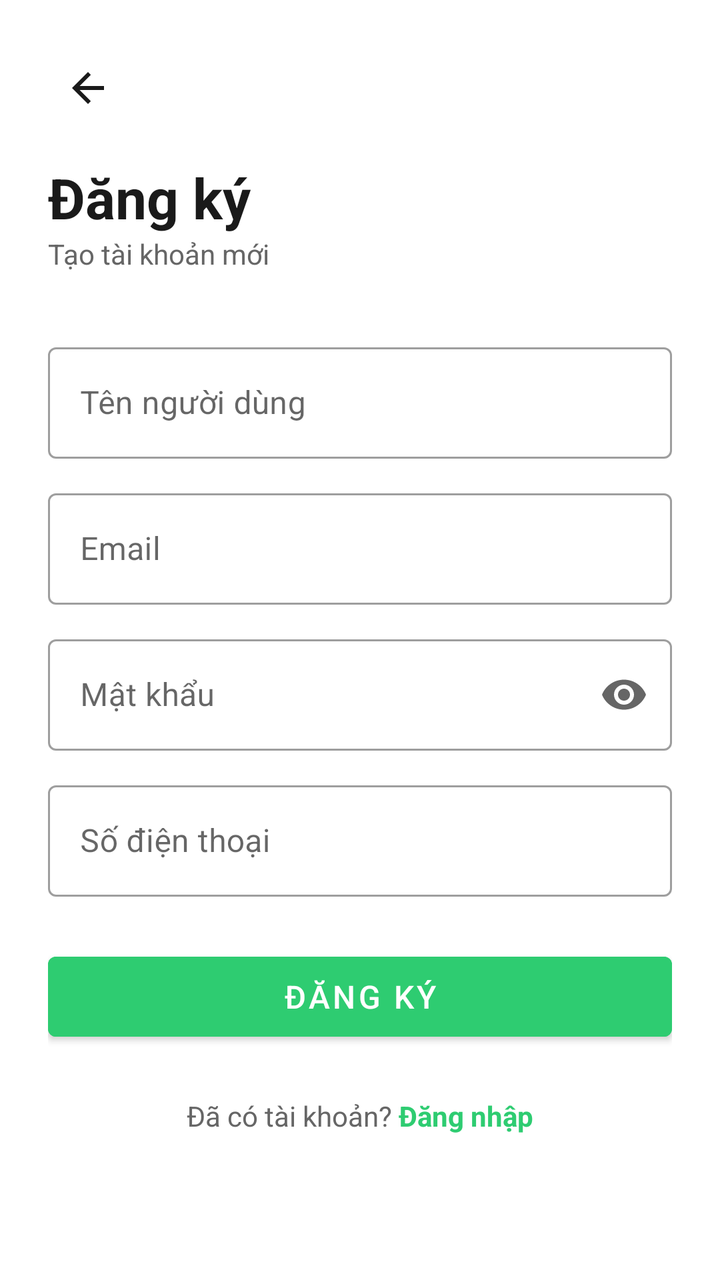
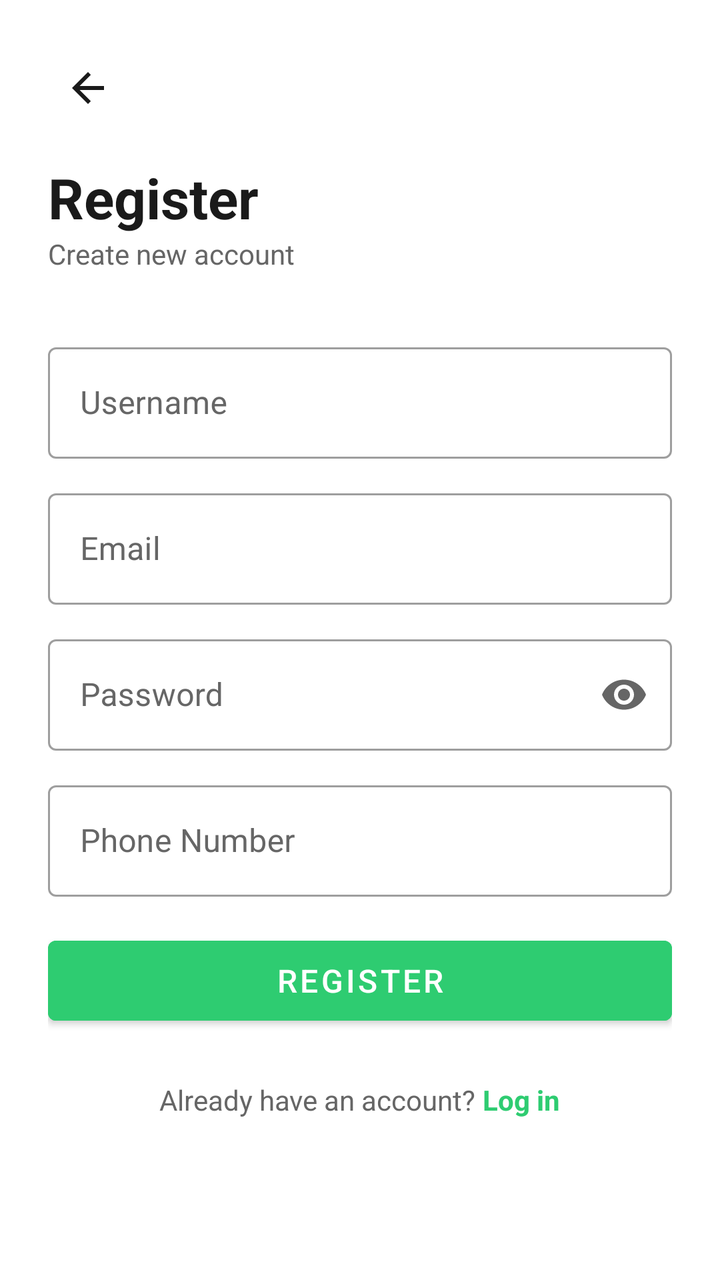

The first picture is an Android layout as it rendered before a commit; the second is the same layout after the commit. The layout source and the unified diff follow.
<!-- AndroidManifest.xml: application theme Theme.AutoDeliveryApp -->
<!-- res/layout/activity_register.xml -->
<?xml version="1.0" encoding="utf-8"?>
<ScrollView xmlns:android="http://schemas.android.com/apk/res/android"
    xmlns:app="http://schemas.android.com/apk/res-auto"
    android:layout_width="match_parent"
    android:layout_height="match_parent"
    android:background="@color/white"
    android:fillViewport="true">

    <LinearLayout
        android:layout_width="match_parent"
        android:layout_height="wrap_content"
        android:orientation="vertical"
        android:padding="24dp">

        
        <ImageView
            android:id="@+id/btnBack"
            android:layout_width="40dp"
            android:layout_height="40dp"
            android:src="@drawable/ic_back"
            android:padding="8dp"
            android:layout_marginBottom="16dp"/>

        <TextView
            android:layout_width="wrap_content"
            android:layout_height="wrap_content"
            android:text="Đăng ký"
            android:textSize="28sp"
            android:textStyle="bold"
            android:textColor="@color/text_primary"/>

        <TextView
            android:layout_width="wrap_content"
            android:layout_height="wrap_content"
            android:text="Tạo tài khoản mới"
            android:textSize="14sp"
            android:textColor="@color/text_secondary"
            android:layout_marginBottom="32dp"/>

        <com.google.android.material.textfield.TextInputLayout
            android:layout_width="match_parent"
            android:layout_height="wrap_content"
            android:hint="Tên người dùng"
            style="@style/Widget.MaterialComponents.TextInputLayout.OutlinedBox"
            android:layout_marginBottom="12dp">
            <com.google.android.material.textfield.TextInputEditText
                android:id="@+id/etUsername"
                android:layout_width="match_parent"
                android:layout_height="wrap_content"
                android:inputType="textPersonName"/>
        </com.google.android.material.textfield.TextInputLayout>

        <com.google.android.material.textfield.TextInputLayout
            android:layout_width="match_parent"
            android:layout_height="wrap_content"
            android:hint="Email"
            style="@style/Widget.MaterialComponents.TextInputLayout.OutlinedBox"
            android:layout_marginBottom="12dp">
            <com.google.android.material.textfield.TextInputEditText
                android:id="@+id/etEmail"
                android:layout_width="match_parent"
                android:layout_height="wrap_content"
                android:inputType="textEmailAddress"/>
        </com.google.android.material.textfield.TextInputLayout>

        <com.google.android.material.textfield.TextInputLayout
            android:layout_width="match_parent"
            android:layout_height="wrap_content"
            android:hint="Mật khẩu"
            style="@style/Widget.MaterialComponents.TextInputLayout.OutlinedBox"
            app:endIconMode="password_toggle"
            android:layout_marginBottom="12dp">
            <com.google.android.material.textfield.TextInputEditText
                android:id="@+id/etPassword"
                android:layout_width="match_parent"
                android:layout_height="wrap_content"
                android:inputType="textPassword"/>
        </com.google.android.material.textfield.TextInputLayout>

        <com.google.android.material.textfield.TextInputLayout
            android:layout_width="match_parent"
            android:layout_height="wrap_content"
            android:hint="Số điện thoại"
            style="@style/Widget.MaterialComponents.TextInputLayout.OutlinedBox"
            android:layout_marginBottom="24dp">
            <com.google.android.material.textfield.TextInputEditText
                android:id="@+id/etPhone"
                android:layout_width="match_parent"
                android:layout_height="wrap_content"
                android:inputType="phone"/>
        </com.google.android.material.textfield.TextInputLayout>

        <Button
            android:id="@+id/btnRegister"
            android:layout_width="match_parent"
            android:layout_height="52dp"
            android:text="Đăng ký"
            android:textSize="16sp"
            android:backgroundTint="@color/primary_green"
            android:layout_marginBottom="24dp"/>

        <LinearLayout
            android:layout_width="wrap_content"
            android:layout_height="wrap_content"
            android:orientation="horizontal"
            android:layout_gravity="center_horizontal">
            <TextView
                android:layout_width="wrap_content"
                android:layout_height="wrap_content"
                android:text="Đã có tài khoản? "
                android:textColor="@color/text_secondary"/>
            <TextView
                android:id="@+id/tvGoLogin"
                android:layout_width="wrap_content"
                android:layout_height="wrap_content"
                android:text="Đăng nhập"
                android:textColor="@color/primary_green"
                android:textStyle="bold"/>
        </LinearLayout>

    </LinearLayout>
</ScrollView>
<!-- resources referenced by this layout -->
<resources>
  <color name="primary_green">#2ECC71</color>
  <color name="text_primary">#1A1A1A</color>
  <color name="text_secondary">#666666</color>
  <color name="white">#FFFFFF</color>
  <!-- drawable ic_back (drawable) -->
  <vector xmlns:android="http://schemas.android.com/apk/res/android"
      android:width="24dp" android:height="24dp"
      android:viewportWidth="24" android:viewportHeight="24">
      <path android:fillColor="#1A1A1A"
          android:pathData="M20,11H7.83l5.59,-5.59L12,4l-8,8 8,8 1.41,-1.41L7.83,13H20v-2z"/>
  </vector>
  <style name="Theme.AutoDeliveryApp" parent="Theme.MaterialComponents.Light.NoActionBar">
          <item name="colorPrimary">@color/primary_green</item>
          <item name="colorPrimaryDark">@color/primary_green_dark</item>
          <item name="colorAccent">@color/accent_blue</item>
          <item name="android:windowBackground">@color/background_light</item>
      </style>
  <color name="primary_green_dark">#27AE60</color>
  <color name="accent_blue">#3498DB</color>
  <color name="background_light">#F5F5F5</color>
</resources>

<!-- the commit's change to res/layout/activity_register.xml (unified diff, before → after) -->
@@ -1,5 +1,6 @@
 <?xml version="1.0" encoding="utf-8"?>
 <ScrollView xmlns:android="http://schemas.android.com/apk/res/android"
+    xmlns:tools="http://schemas.android.com/tools"
     xmlns:app="http://schemas.android.com/apk/res-auto"
     android:layout_width="match_parent"
     android:layout_height="match_parent"
@@ -12,7 +13,6 @@
         android:orientation="vertical"
         android:padding="24dp">
 
-        
         <ImageView
             android:id="@+id/btnBack"
             android:layout_width="40dp"
@@ -24,7 +24,7 @@
         <TextView
             android:layout_width="wrap_content"
             android:layout_height="wrap_content"
-            android:text="Đăng ký"
+            android:text="Register"
             android:textSize="28sp"
             android:textStyle="bold"
             android:textColor="@color/text_primary"/>
@@ -32,7 +32,7 @@
         <TextView
             android:layout_width="wrap_content"
             android:layout_height="wrap_content"
-            android:text="Tạo tài khoản mới"
+            android:text="Create new account"
             android:textSize="14sp"
             android:textColor="@color/text_secondary"
             android:layout_marginBottom="32dp"/>
@@ -40,7 +40,9 @@
         <com.google.android.material.textfield.TextInputLayout
             android:layout_width="match_parent"
             android:layout_height="wrap_content"
-            android:hint="Tên người dùng"
+            android:hint="Username"
+            android:textColorHint="@color/text_secondary"
+            app:hintTextColor="@color/primary_green"
             style="@style/Widget.MaterialComponents.TextInputLayout.OutlinedBox"
             android:layout_marginBottom="12dp">
             <com.google.android.material.textfield.TextInputEditText
@@ -54,6 +56,8 @@
             android:layout_width="match_parent"
             android:layout_height="wrap_content"
             android:hint="Email"
+            android:textColorHint="@color/text_secondary"
+            app:hintTextColor="@color/primary_green"
             style="@style/Widget.MaterialComponents.TextInputLayout.OutlinedBox"
             android:layout_marginBottom="12dp">
             <com.google.android.material.textfield.TextInputEditText
@@ -66,7 +70,10 @@
         <com.google.android.material.textfield.TextInputLayout
             android:layout_width="match_parent"
             android:layout_height="wrap_content"
-            android:hint="Mật khẩu"
+            android:hint="Password"
+            android:textColorHint="@color/text_secondary"
+            app:hintTextColor="@color/primary_green"
+            app:passwordToggleTint="@color/text_secondary"
             style="@style/Widget.MaterialComponents.TextInputLayout.OutlinedBox"
             app:endIconMode="password_toggle"
             android:layout_marginBottom="12dp">
@@ -80,9 +87,11 @@
         <com.google.android.material.textfield.TextInputLayout
             android:layout_width="match_parent"
             android:layout_height="wrap_content"
-            android:hint="Số điện thoại"
+            android:hint="Phone Number"
+            android:textColorHint="@color/text_secondary"
+            app:hintTextColor="@color/primary_green"
             style="@style/Widget.MaterialComponents.TextInputLayout.OutlinedBox"
-            android:layout_marginBottom="24dp">
+            android:layout_marginBottom="16dp">
             <com.google.android.material.textfield.TextInputEditText
                 android:id="@+id/etPhone"
                 android:layout_width="match_parent"
@@ -90,12 +99,21 @@
                 android:inputType="phone"/>
         </com.google.android.material.textfield.TextInputLayout>
 
+        <ProgressBar
+            android:id="@+id/progressBar"
+            android:layout_width="wrap_content"
+            android:layout_height="wrap_content"
+            android:layout_gravity="center"
+            android:layout_marginBottom="8dp"
+            android:visibility="gone"/>
+
         <Button
             android:id="@+id/btnRegister"
             android:layout_width="match_parent"
             android:layout_height="52dp"
-            android:text="Đăng ký"
+            android:text="Register"
             android:textSize="16sp"
+            android:textColor="@color/white"
             android:backgroundTint="@color/primary_green"
             android:layout_marginBottom="24dp"/>
 
@@ -107,16 +125,15 @@
             <TextView
                 android:layout_width="wrap_content"
                 android:layout_height="wrap_content"
-                android:text="Đã có tài khoản? "
+                android:text="Already have an account? "
                 android:textColor="@color/text_secondary"/>
             <TextView
                 android:id="@+id/tvGoLogin"
                 android:layout_width="wrap_content"
                 android:layout_height="wrap_content"
-                android:text="Đăng nhập"
+                android:text="Log in"
                 android:textColor="@color/primary_green"
                 android:textStyle="bold"/>
         </LinearLayout>
-
     </LinearLayout>
 </ScrollView>
<!-- resource entries referenced after the edit -->
@@ -16,6 +16,8 @@
           <item name="colorPrimaryDark">@color/primary_green_dark</item>
           <item name="colorAccent">@color/accent_blue</item>
           <item name="android:windowBackground">@color/background_light</item>
+          <item name="android:statusBarColor">@android:color/transparent</item>
+          <item name="android:windowLightStatusBar">true</item>
       </style>
   <color name="primary_green_dark">#27AE60</color>
   <color name="accent_blue">#3498DB</color>
